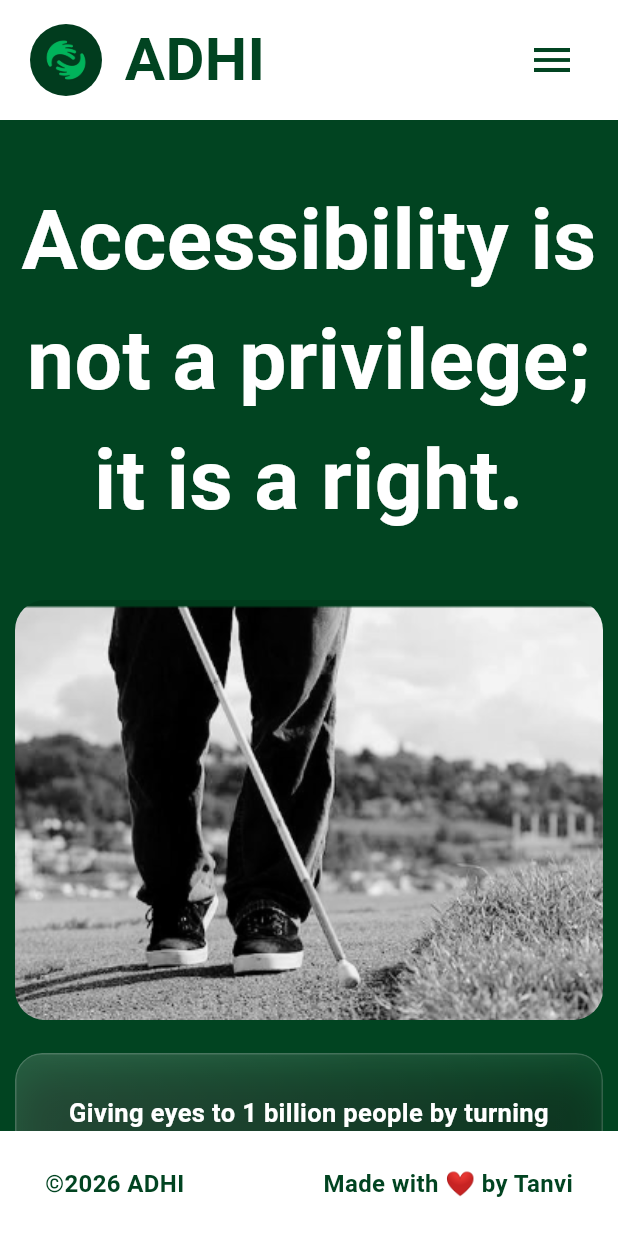
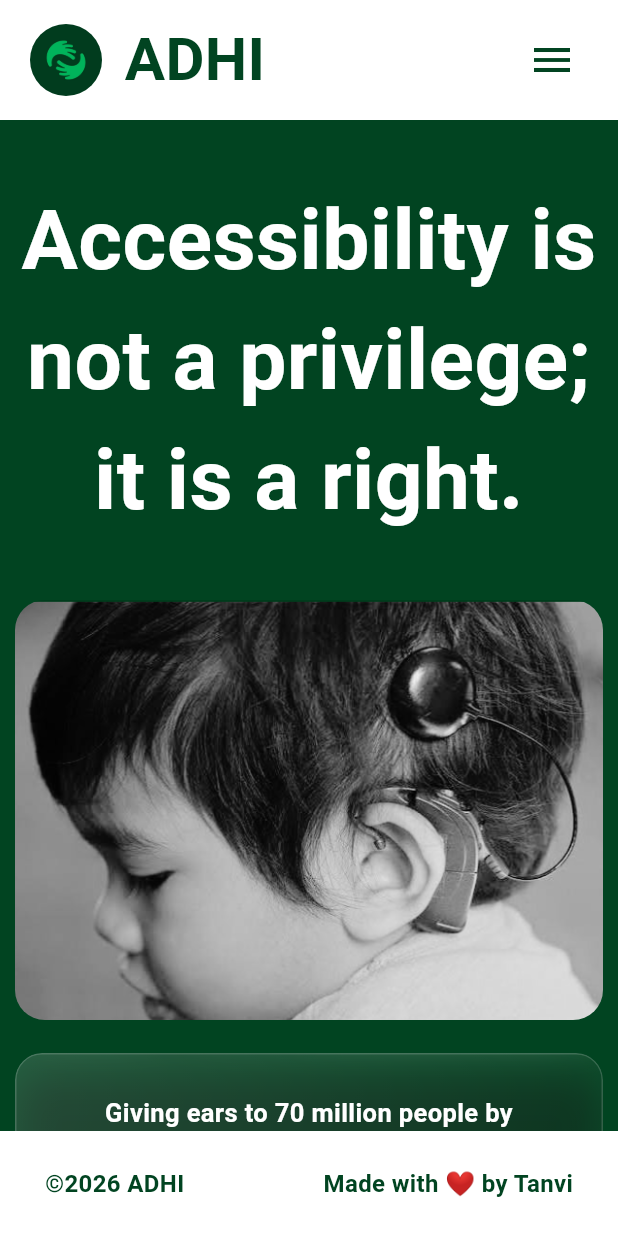
Before and after one commit to Tanvii13/ADHI, a Flutter app: the screen it shows after launch, on a phone screen of 412 x 824 dp. Run offline on Flutter 3.47's test engine with Material 3 defaults, Android fonts, the phone set to English and light mode, and no system bars; our stand-ins replace file_picker, flutter_tts; missing offline and left inert: record.

Commit message:
Fix homepage assistant order

```diff
--- a/lib/main.dart
+++ b/lib/main.dart
@@ -60,17 +60,17 @@ class AdhiHomePage extends StatelessWidget {
               builder: (context, constraints) {
                 final cards = [
                   _GlassFeatureCard(
+                    imagePath: 'assets/deaf.png',
+                    description:
+                        'Giving ears to 70 million people by translating spoken words into live screen text.',
+                    onTap: () => Navigator.pushNamed(context, '/hearing'),
+                  ),
+
+                  _GlassFeatureCard(
                     imagePath: 'assets/blind.png',
                     description:
                         'Giving eyes to 1 billion people by turning camera views into spoken descriptions.',
                     onTap: () => Navigator.pushNamed(context, '/vision'),
-                  ),
-
-                  _GlassFeatureCard(
-                    imagePath: 'assets/deaf.png',
-                    description:
-                        'Giving ears to 70 million people by translating spoken words into live screen text.',
-                    onTap: () => Navigator.pushNamed(context, '/hearing'),
                   ),
 
                   _GlassFeatureCard(
@@ -163,7 +163,10 @@ class _GlassFeatureCard extends StatelessWidget {
             child: BackdropFilter(
               filter: ImageFilter.blur(sigmaX: 16, sigmaY: 16),
               child: Container(
-                padding: const EdgeInsets.symmetric(vertical: 26, horizontal: 22),
+                padding: const EdgeInsets.symmetric(
+                  vertical: 26,
+                  horizontal: 22,
+                ),
                 decoration: BoxDecoration(
                   borderRadius: BorderRadius.circular(18),
                   border: Border.all(color: Colors.white.withOpacity(0.16)),
```
Also changed, not shown: 1 other file.
